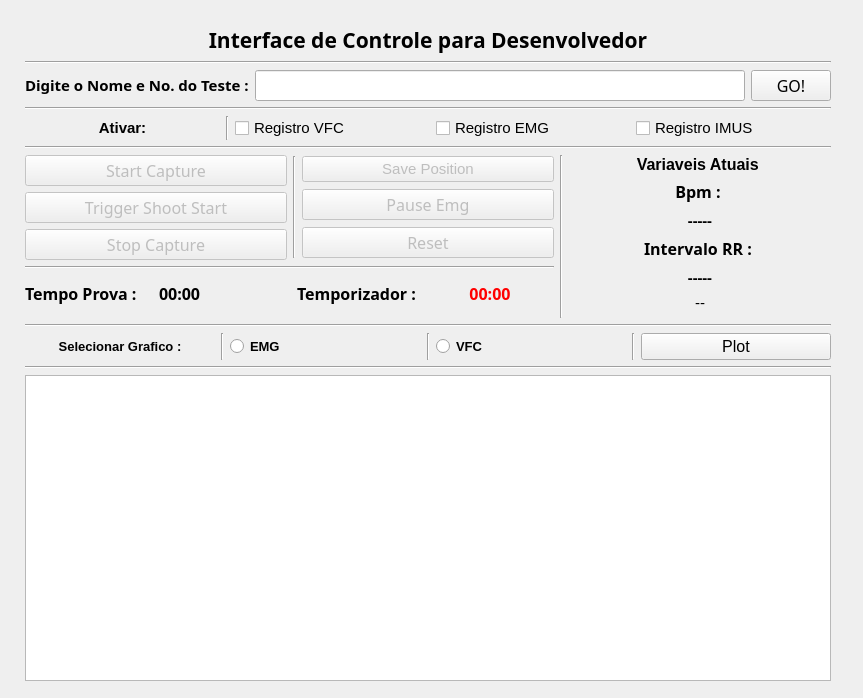
Qt form control4Deportivo/ui/home.ui (DiegoPaezA/BeaglePython) before a commit.
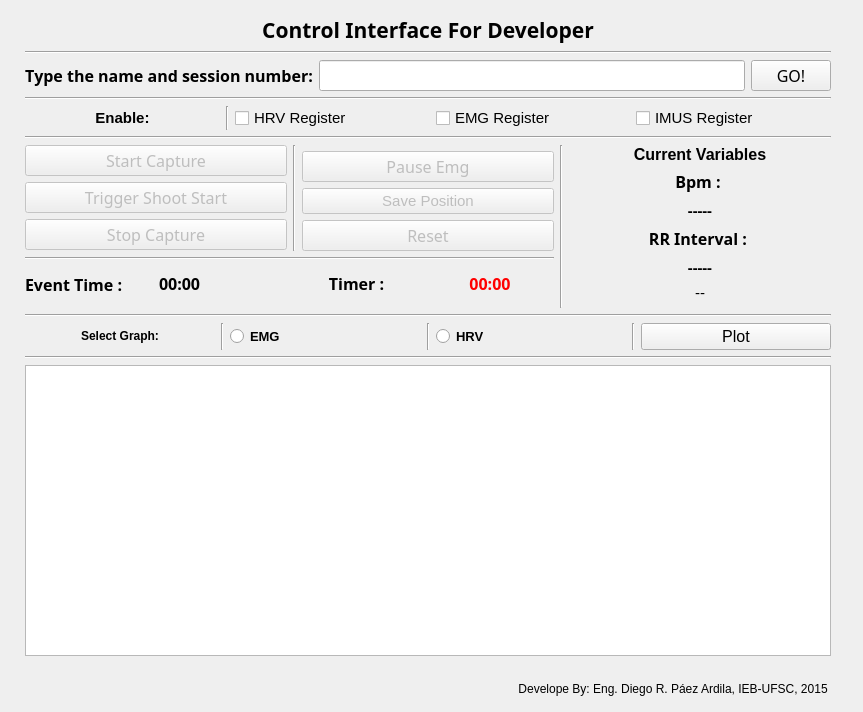
The same form after that commit. Custom widgets are drawn as their Qt base class.

Patch:
```diff
--- a/control4Deportivo/ui/home.ui
+++ b/control4Deportivo/ui/home.ui
@@ -7,7 +7,7 @@
     <x>0</x>
     <y>0</y>
     <width>863</width>
-    <height>698</height>
+    <height>712</height>
    </rect>
   </property>
   <property name="windowTitle">
@@ -21,9 +21,9 @@
     <property name="geometry">
      <rect>
       <x>25</x>
-      <y>25</y>
+      <y>15</y>
       <width>806</width>
-      <height>656</height>
+      <height>681</height>
      </rect>
     </property>
     <layout class="QGridLayout" name="gridLayout_6">
@@ -54,7 +54,7 @@
           </font>
          </property>
          <property name="text">
-          <string>Interface de Controle para Desenvolvedor</string>
+          <string>Control Interface For Developer</string>
          </property>
          <property name="alignment">
           <set>Qt::AlignCenter</set>
@@ -105,7 +105,7 @@
             </font>
            </property>
            <property name="text">
-            <string>&lt;html&gt;&lt;head/&gt;&lt;body&gt;&lt;p align=&quot;justify&quot;&gt;&lt;span style=&quot; font-size:11pt; font-weight:600;&quot;&gt;Digite o Nome e No. do Teste :&lt;/span&gt;&lt;/p&gt;&lt;/body&gt;&lt;/html&gt;</string>
+            <string>&lt;html&gt;&lt;head/&gt;&lt;body&gt;&lt;p&gt;&lt;a name=&quot;result_box&quot;/&gt;&lt;span style=&quot; font-weight:600;&quot;&gt;T&lt;/span&gt;&lt;span style=&quot; font-weight:600;&quot;&gt;ype the name and session number:&lt;/span&gt;&lt;/p&gt;&lt;/body&gt;&lt;/html&gt;</string>
            </property>
           </widget>
          </item>
@@ -144,7 +144,7 @@
           </font>
          </property>
          <property name="text">
-          <string>Registro VFC</string>
+          <string>HRV Register</string>
          </property>
         </widget>
        </item>
@@ -156,7 +156,7 @@
           </font>
          </property>
          <property name="text">
-          <string>Registro IMUS</string>
+          <string>IMUS Register</string>
          </property>
         </widget>
        </item>
@@ -170,7 +170,7 @@
           </font>
          </property>
          <property name="text">
-          <string>Ativar:</string>
+          <string>Enable:</string>
          </property>
          <property name="alignment">
           <set>Qt::AlignCenter</set>
@@ -185,7 +185,7 @@
           </font>
          </property>
          <property name="text">
-          <string>Registro EMG</string>
+          <string>EMG Register</string>
          </property>
         </widget>
        </item>
@@ -252,22 +252,7 @@
      </item>
      <item row="2" column="1">
       <layout class="QGridLayout" name="gridLayout_4">
-       <item row="0" column="1">
-        <widget class="QPushButton" name="savePositionButton">
-         <property name="enabled">
-          <bool>false</bool>
-         </property>
-         <property name="font">
-          <font>
-           <pointsize>11</pointsize>
-          </font>
-         </property>
-         <property name="text">
-          <string>Save Position</string>
-         </property>
-        </widget>
-       </item>
-       <item row="2" column="1">
+       <item row="3" column="1">
         <widget class="QPushButton" name="resetButton">
          <property name="enabled">
           <bool>false</bool>
@@ -299,13 +284,28 @@
          </property>
         </widget>
        </item>
-       <item row="0" column="0" rowspan="3">
+       <item row="0" column="0" rowspan="4">
         <widget class="Line" name="line_11">
          <property name="orientation">
           <enum>Qt::Vertical</enum>
          </property>
         </widget>
        </item>
+       <item row="2" column="1">
+        <widget class="QPushButton" name="savePositionButton">
+         <property name="enabled">
+          <bool>false</bool>
+         </property>
+         <property name="font">
+          <font>
+           <pointsize>11</pointsize>
+          </font>
+         </property>
+         <property name="text">
+          <string>Save Position</string>
+         </property>
+        </widget>
+       </item>
       </layout>
      </item>
      <item row="2" column="3" rowspan="3">
@@ -318,7 +318,7 @@
           </font>
          </property>
          <property name="text">
-          <string>&lt;html&gt;&lt;head/&gt;&lt;body&gt;&lt;p&gt;&lt;span style=&quot; font-weight:600;&quot;&gt;Variaveis Atuais &lt;/span&gt;&lt;/p&gt;&lt;/body&gt;&lt;/html&gt;</string>
+          <string>&lt;html&gt;&lt;head/&gt;&lt;body&gt;&lt;p&gt;&lt;a name=&quot;result_box&quot;/&gt;&lt;span style=&quot; font-weight:600;&quot;&gt;C&lt;/span&gt;&lt;span style=&quot; font-weight:600;&quot;&gt;urrent&lt;/span&gt;&lt;span style=&quot; font-weight:600;&quot;&gt; Variables&lt;/span&gt;&lt;/p&gt;&lt;/body&gt;&lt;/html&gt;</string>
          </property>
          <property name="alignment">
           <set>Qt::AlignCenter</set>
@@ -334,7 +334,7 @@
           </font>
          </property>
          <property name="text">
-          <string>&lt;html&gt;&lt;head/&gt;&lt;body&gt;&lt;p&gt;&lt;span style=&quot; font-weight:600;&quot;&gt;Intervalo RR : &lt;/span&gt;&lt;/p&gt;&lt;/body&gt;&lt;/html&gt;</string>
+          <string>&lt;html&gt;&lt;head/&gt;&lt;body&gt;&lt;p&gt;&lt;span style=&quot; font-weight:600;&quot;&gt;RR Interval : &lt;/span&gt;&lt;/p&gt;&lt;/body&gt;&lt;/html&gt;</string>
          </property>
          <property name="alignment">
           <set>Qt::AlignCenter</set>
@@ -419,7 +419,7 @@
           </font>
          </property>
          <property name="text">
-          <string>Tempo Prova :</string>
+          <string>Event Time :</string>
          </property>
         </widget>
        </item>
@@ -449,7 +449,7 @@
           </font>
          </property>
          <property name="text">
-          <string>&lt;html&gt;&lt;head/&gt;&lt;body&gt;&lt;p align=&quot;center&quot;&gt;Temporizador :&lt;/p&gt;&lt;/body&gt;&lt;/html&gt;</string>
+          <string>&lt;html&gt;&lt;head/&gt;&lt;body&gt;&lt;p align=&quot;center&quot;&gt;Timer :&lt;/p&gt;&lt;/body&gt;&lt;/html&gt;</string>
          </property>
         </widget>
        </item>
@@ -482,7 +482,7 @@
            <item>
             <widget class="QLabel" name="label_10">
              <property name="text">
-              <string>&lt;html&gt;&lt;head/&gt;&lt;body&gt;&lt;p&gt;&lt;span style=&quot; font-size:10pt; font-weight:600;&quot;&gt;Selecionar Grafico :&lt;/span&gt;&lt;/p&gt;&lt;/body&gt;&lt;/html&gt;</string>
+              <string>&lt;html&gt;&lt;head/&gt;&lt;body&gt;&lt;p&gt;&lt;a name=&quot;result_box&quot;/&gt;&lt;span style=&quot; font-weight:600;&quot;&gt;S&lt;/span&gt;&lt;span style=&quot; font-weight:600;&quot;&gt;elect Graph:&lt;/span&gt;&lt;/p&gt;&lt;/body&gt;&lt;/html&gt;</string>
              </property>
              <property name="alignment">
               <set>Qt::AlignCenter</set>
@@ -527,7 +527,7 @@
               </font>
              </property>
              <property name="text">
-              <string>VFC</string>
+              <string>HRV</string>
              </property>
             </widget>
            </item>
@@ -564,6 +564,29 @@
          <item>
           <widget class="PlotWidget" name="plot"/>
          </item>
+         <item>
+          <spacer name="horizontalSpacer">
+           <property name="orientation">
+            <enum>Qt::Horizontal</enum>
+           </property>
+           <property name="sizeHint" stdset="0">
+            <size>
+             <width>40</width>
+             <height>20</height>
+            </size>
+           </property>
+          </spacer>
+         </item>
+         <item>
+          <widget class="QLabel" name="label_5">
+           <property name="text">
+            <string>Develope By: Eng. Diego R. Páez Ardila, IEB-UFSC, 2015 </string>
+           </property>
+           <property name="alignment">
+            <set>Qt::AlignRight|Qt::AlignTrailing|Qt::AlignVCenter</set>
+           </property>
+          </widget>
+         </item>
         </layout>
        </item>
       </layout>
```
